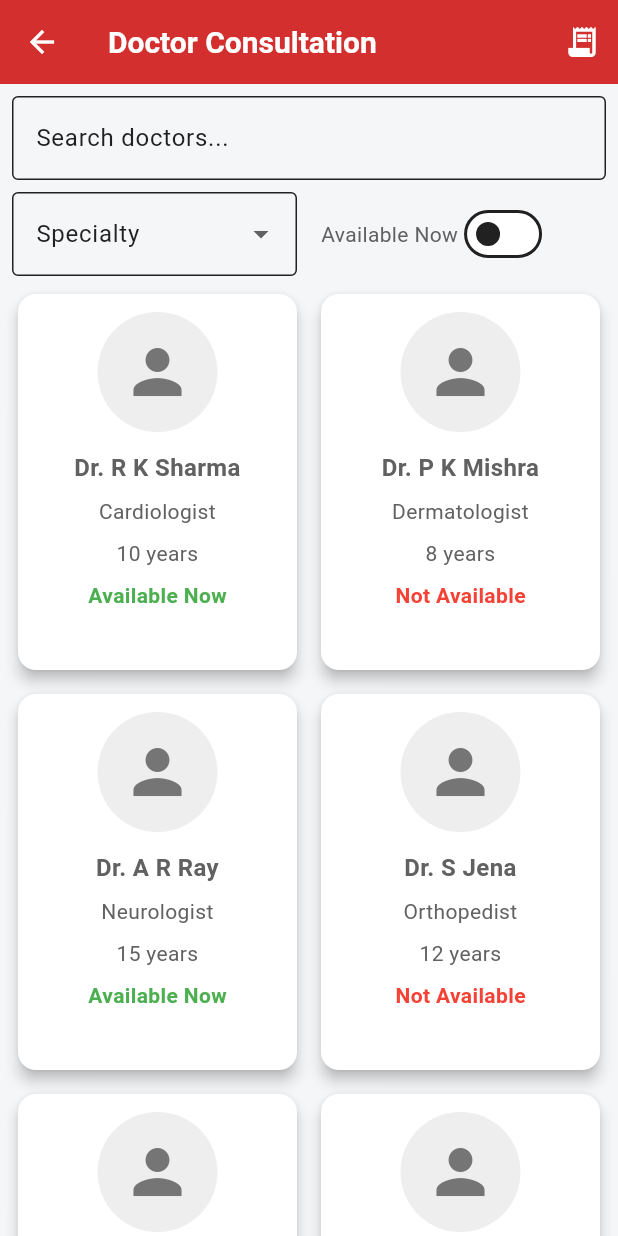
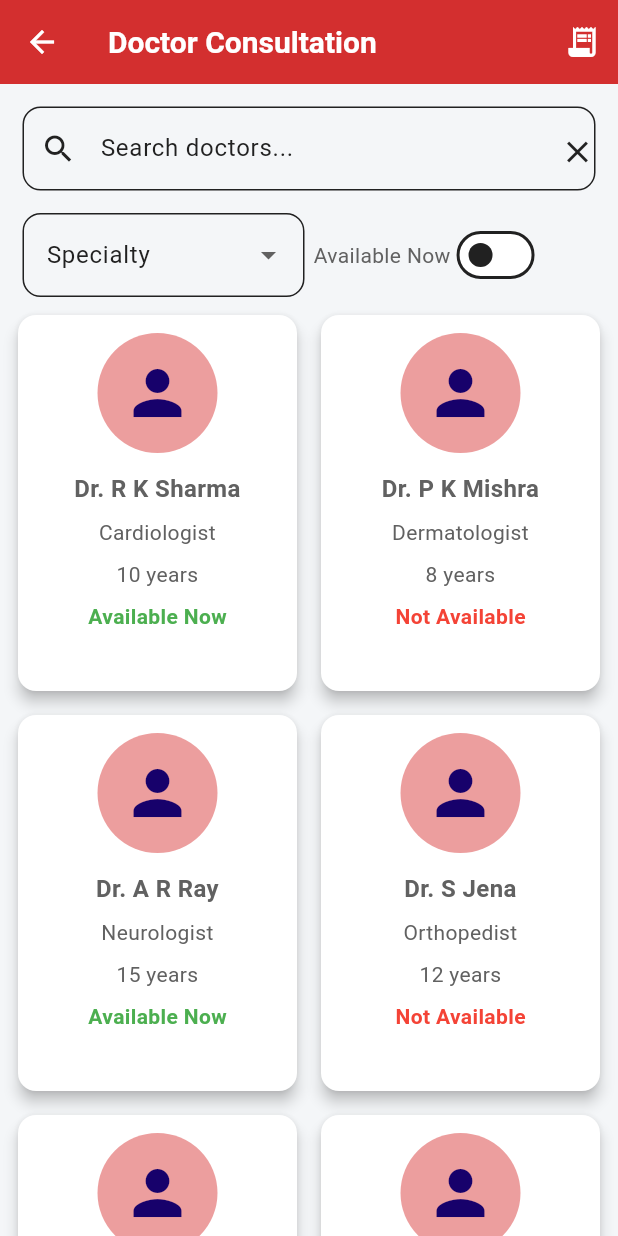
Before and after one commit to alekhakumarswain/Blood_Bond, a Flutter app: the DoctorListScreen screen opened directly, on a phone screen of 412 x 824 dp. Run offline on Flutter 3.47's test engine with Material 3 defaults, Android fonts, the phone set to English and light mode, and no system bars; our stand-ins replace latlong2, pdf, printing, qr_flutter, shared_preferences; accounts and stored records are empty.

Commit message:
22-04-2025 21:18

```diff
--- a/flutter/lib/screen/Doctor/appointment_slip_screen.dart
+++ b/flutter/lib/screen/Doctor/appointment_slip_screen.dart
@@ -459,16 +459,16 @@ class AppointmentCard extends StatelessWidget {
             Center(
               child: ElevatedButton(
                 style: ElevatedButton.styleFrom(
-                  backgroundColor: const Color.fromARGB(255, 255, 255, 255),
+                  backgroundColor: const Color.fromARGB(255, 103, 221, 240),
                   foregroundColor: Color(0xFFD32F2F),
                 ),
                 onPressed: onDownload,
                 child: Row(
                   mainAxisSize: MainAxisSize.min,
                   children: [
-                    Text('Download Appointment Slip'),
+                    Text('Download Appointment Slip'), //bold it
                     SizedBox(width: 8),
-                    Icon(Icons.download, size: 16),
+                    Icon(Icons.file_download, size: 16),
                   ],
                 ),
               ),
--- a/flutter/lib/screen/Doctor/doctor_list_screen.dart
+++ b/flutter/lib/screen/Doctor/doctor_list_screen.dart
@@ -72,15 +72,15 @@ class _DoctorListScreenState extends State<DoctorListScreen> {
               ),
               if (appointmentCount > 0)
                 Positioned(
-                  right: 8,
-                  top: 8,
+                  right: 5,
+                  top: 5,
                   child: CircleAvatar(
                     radius: 8,
-                    backgroundColor: Colors.orangeAccent,
+                    backgroundColor: const Color.fromARGB(255, 70, 255, 64),
                     child: Text(
                       appointmentCount.toString(),
                       style: TextStyle(
-                        color: Colors.white,
+                        color: const Color.fromARGB(255, 12, 10, 10),
                         fontSize: 12,
                         fontWeight: FontWeight.bold,
                       ),
@@ -94,11 +94,16 @@ class _DoctorListScreenState extends State<DoctorListScreen> {
       body: Column(
         children: [
           Padding(
-            padding: const EdgeInsets.all(8.0),
+            padding: const EdgeInsets.all(15.0),
             child: TextField(
               decoration: const InputDecoration(
                 labelText: 'Search doctors...',
-                border: OutlineInputBorder(),
+                border: OutlineInputBorder(
+                  borderRadius: BorderRadius.all(Radius.circular(12)),
+                ),
+                prefixIcon: Icon(Icons.search),
+                suffixIcon: Icon(Icons.clear),
+                suffixIconConstraints: BoxConstraints(maxHeight: 20),
               ),
               onChanged: (value) {
                 searchQuery = value;
@@ -107,16 +112,26 @@ class _DoctorListScreenState extends State<DoctorListScreen> {
             ),
           ),
           Padding(
-            padding: const EdgeInsets.symmetric(horizontal: 8.0),
+            padding: const EdgeInsets.symmetric(horizontal: 15.0),
             child: Row(
               children: [
                 Expanded(
                   child: DropdownButtonFormField<String>(
                     decoration: const InputDecoration(
                       labelText: 'Specialty',
-                      border: OutlineInputBorder(),
+                      border: OutlineInputBorder(
+                        borderRadius: BorderRadius.all(Radius.circular(12)),
+                      ),
                     ),
                     value: selectedSpecialty,
+                    dropdownColor: Colors.white,
+                    style: TextStyle(color: Colors.black),
+                    validator: (value) {
+                      if (value == null) {
+                        return 'Please select a specialty';
+                      }
+                      return null;
+                    },
                     items: <String>[
                       'Cardiology',
                       'Dermatology',
@@ -126,7 +141,8 @@ class _DoctorListScreenState extends State<DoctorListScreen> {
                     ].map<DropdownMenuItem<String>>((String value) {
                       return DropdownMenuItem<String>(
                         value: value,
-                        child: Text(value),
+                        child:
+                            Text(value, style: TextStyle(color: Colors.black)),
                       );
                     }).toList(),
                     onChanged: (String? newValue) {
@@ -137,7 +153,7 @@ class _DoctorListScreenState extends State<DoctorListScreen> {
                     },
                   ),
                 ),
-                const SizedBox(width: 16),
+                const SizedBox(width: 6),
                 Expanded(
                   child: Row(
                     children: [
@@ -213,11 +229,11 @@ class DoctorCard extends StatelessWidget {
             children: [
               CircleAvatar(
                 radius: 40,
-                backgroundColor: Colors.grey.shade200,
+                backgroundColor: const Color.fromARGB(255, 236, 158, 158),
                 child: Icon(
                   defaultIcon,
                   size: 48,
-                  color: Colors.grey.shade600,
+                  color: const Color.fromARGB(255, 23, 1, 107),
                 ),
               ),
               SizedBox(height: 12),
```
Also changed, not shown: flutter/lib/screen/Home.dart (+2 -7 lines), 4 other files.
